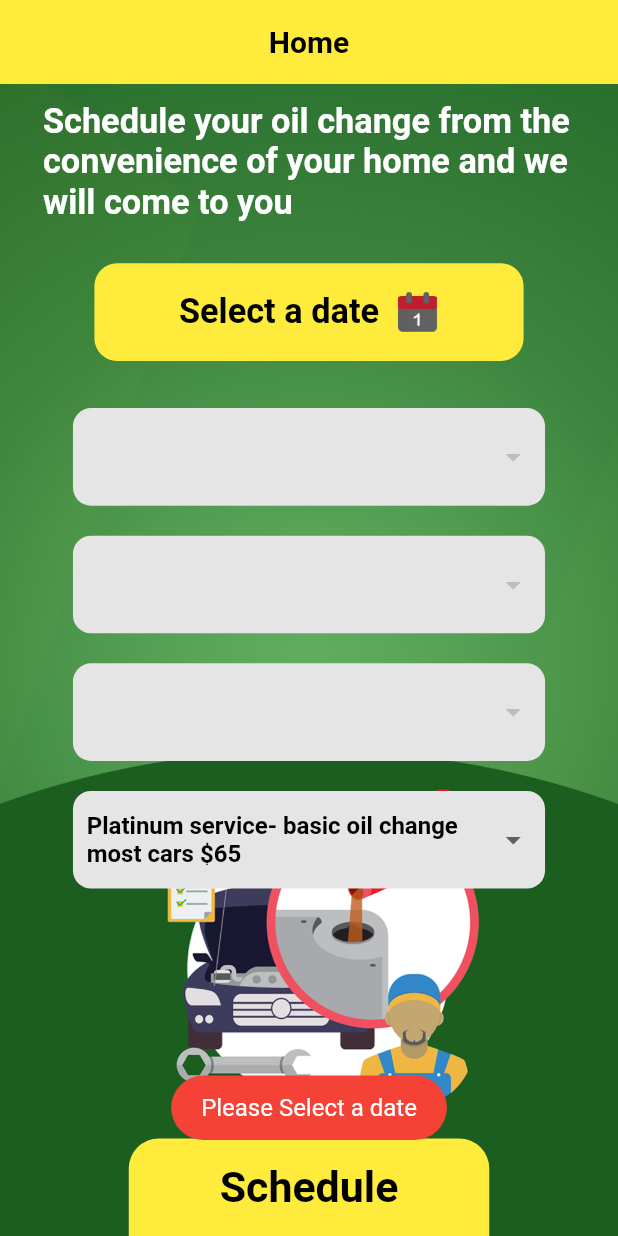
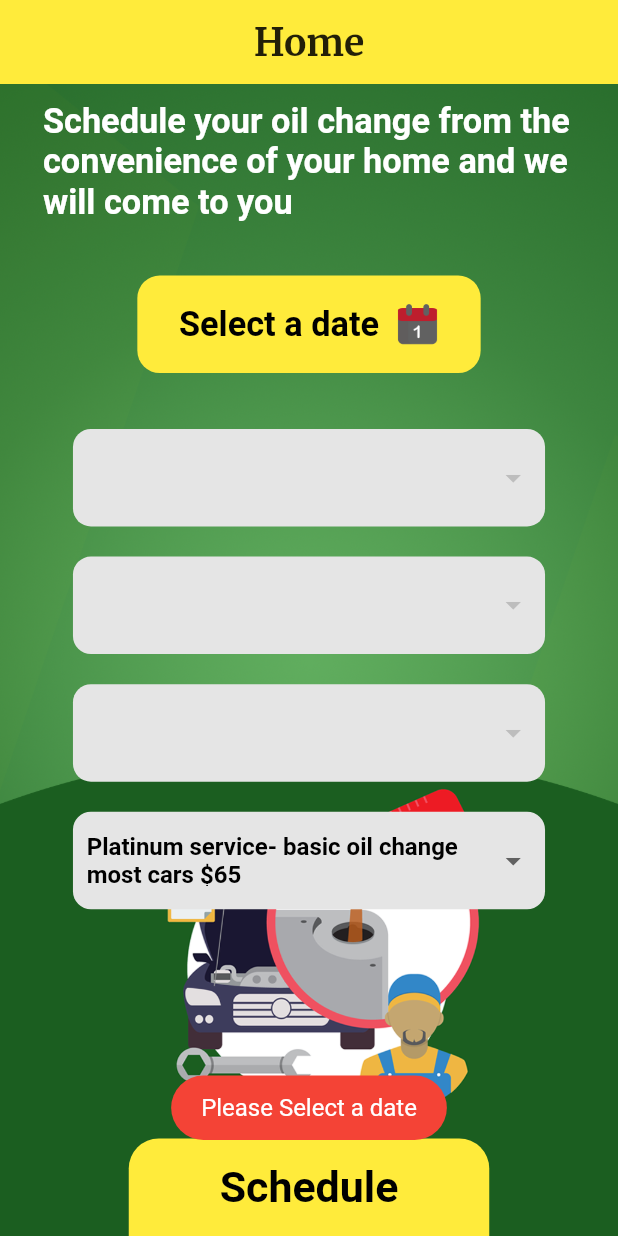
Before and after one commit to dnadawa/Reese-Mobile-Oil-Change-Service-Application, a Flutter app: the Home screen opened directly, after a tap on "Schedule", on a phone screen of 412 x 824 dp. Run offline on Flutter 3.47's test engine with Material 2 defaults, Android fonts, the phone set to English and light mode, and no system bars; our stand-ins replace cloud_firestore, firebase_auth, flutter_credit_card, flutter_screenutil, fluttertoast, google_fonts and 1 more; missing offline and left inert: mailer, stripe_payment; accounts and stored records are empty; statements that could not run were skipped.

```diff
--- a/lib/main.dart
+++ b/lib/main.dart
@@ -1,12 +1,25 @@
 import 'package:flutter/material.dart';
 import 'package:mpoil/screens/home.dart';
 import 'package:mpoil/screens/login.dart';
+import 'package:shared_preferences/shared_preferences.dart';
 
 void main(){
   runApp(MyApp());
 }
 
-class MyApp extends StatelessWidget {
+class MyApp extends StatefulWidget {
+  @override
+  _MyAppState createState() => _MyAppState();
+}
+
+class _MyAppState extends State<MyApp> {
+  String email;
+  getData() async {
+    SharedPreferences prefs = await SharedPreferences.getInstance();
+    setState(() {
+      email = prefs.getString('email');
+    });
+  }
   @override
   Widget build(BuildContext context) {
     return MaterialApp(
@@ -14,7 +27,7 @@ class MyApp extends StatelessWidget {
       theme: ThemeData(
         primaryColor: Color(0xffFFEB3B)
       ),
-      home: LogIn(),
+      home: email==null?LogIn():Home(),
     );
   }
 }
--- a/lib/screens/home.dart
+++ b/lib/screens/home.dart
@@ -1,9 +1,12 @@
 import 'package:cloud_firestore/cloud_firestore.dart';
+import 'package:flutter/cupertino.dart';
 import 'package:flutter/material.dart';
 import 'package:flutter_screenutil/screenutil.dart';
+import 'package:google_fonts/google_fonts.dart';
 import 'package:intl/intl.dart';
 import 'package:mailer/mailer.dart';
 import 'package:mailer/smtp_server/gmail.dart';
+import 'package:mpoil/screens/checkout.dart';
 import 'package:mpoil/widgets/button.dart';
 import 'package:mpoil/widgets/custom-text.dart';
 import 'package:mpoil/widgets/toast.dart';
@@ -37,7 +40,7 @@ class _HomeState extends State<Home> {
     try {
         final sendReport = await send(message, smtpServer);
         print('Message sent: ' + sendReport.toString());
-        ToastBar(text: 'Email sent!',color: Colors.green).show();
+        ToastBar(text: 'Schedule Successful!',color: Colors.blue.shade900).show();
       } on MailerException catch (e) {
       ToastBar(text: 'Email not sent!',color: Colors.red).show();
         print('Message not sent.');
@@ -111,7 +114,10 @@ class _HomeState extends State<Home> {
     ScreenUtil.init(context, width: 720, height: 1520,allowFontScaling: false);
     return Scaffold(
       appBar: AppBar(
-        title: CustomText(text: 'Home',color: Colors.black,),
+        title: Text(
+          'Home',
+          style: GoogleFonts.merriweather(fontWeight: FontWeight.bold,fontSize: 25),
+        ),
         centerTitle: true,
         elevation: 0,
       ),
@@ -129,7 +135,7 @@ class _HomeState extends State<Home> {
                 text: 'Schedule your oil change from the convenience of your home and we will come to you',
                 size: ScreenUtil().setSp(40),
               ),
-              SizedBox(height: ScreenUtil().setHeight(50),),
+              SizedBox(height: ScreenUtil().setHeight(65),),
               GestureDetector(
                 onTap: () async {
                   picked = await showDatePicker(
@@ -140,7 +146,7 @@ class _HomeState extends State<Home> {
                   print(picked);
                 },
                 child: Container(
-                  width: ScreenUtil().setWidth(500),
+                  width: ScreenUtil().setWidth(400),
                   height: ScreenUtil().setHeight(120),
                   decoration: BoxDecoration(
                     borderRadius: BorderRadius.circular(15),
@@ -161,7 +167,7 @@ class _HomeState extends State<Home> {
                 ),
               ),
               Padding(
-                padding:  EdgeInsets.fromLTRB(ScreenUtil().setWidth(35), ScreenUtil().setWidth(55), ScreenUtil().setWidth(35), 0),
+                padding:  EdgeInsets.fromLTRB(ScreenUtil().setWidth(35), ScreenUtil().setWidth(65), ScreenUtil().setWidth(35), 0),
                 child: Container(
                   height: ScreenUtil().setHeight(120),
                   width: double.infinity,
@@ -301,14 +307,27 @@ class _HomeState extends State<Home> {
                             //"$oilList";
 
                         for(int i=0;i<oilList.length;i++){
-                          message += '${oilList[i]}\n';
+                          message += '\t• ${oilList[i]}\n';
+                        }
+                        var finalPrice;
+                        if(price=="Platinum service- basic oil change most cars \$65"){
+                          finalPrice = 6500;
+                        }
+                        else if(price=="Silver service- over 75k miles- \$110"){
+                          finalPrice = 11000;
+                        }
+                        else{
+                          finalPrice = 15500;
                         }
 
+
                         print(message);
-                        sendMail(message);
+                        //sendMail(message);
+                        Navigator.push(context, CupertinoPageRoute(builder: (context){
+                          return Checkout(message: message,price: finalPrice,);}));
                       }
                       else{
-                        ToastBar(text: 'Data not Found!',color: Colors.red).show();
+                        ToastBar(text: 'We are sorry! We haven\'t any oil for this category!',color: Colors.red).show();
                       }
 
                     }
--- a/pubspec.yaml
+++ b/pubspec.yaml
@@ -31,6 +31,10 @@ dependencies:
   shared_preferences: ^0.5.7
   mailer: ^3.0.4
   intl:
+  google_fonts: ^1.0.0
+  flutter_credit_card: ^0.1.3
+  stripe_payment: ^1.0.7
+  http: ^0.12.1
 
 dev_dependencies:
   flutter_test:
```
Also changed, not shown: lib/screens/checkout.dart (added, +144 -0 lines), pubspec.lock, 1 other file.
